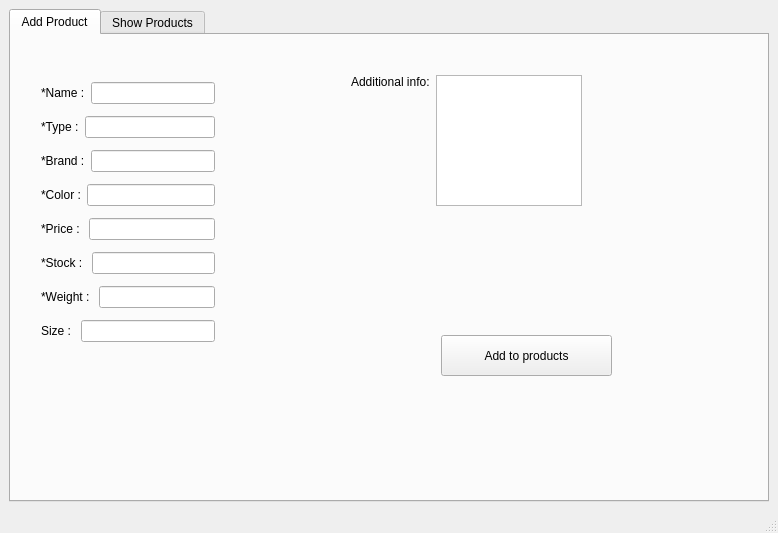
Old version of the form AP/costumer_ui.ui in the repository AP-projects-4001/Guys.
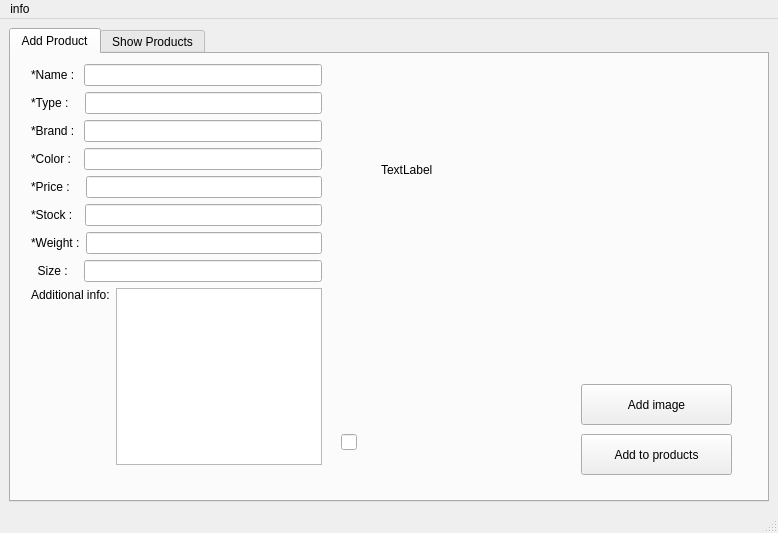
New version of the form.

Commit message: Copy and Add picture for products

Patch:
```diff
--- a/AP/costumer_ui.ui
+++ b/AP/costumer_ui.ui
@@ -30,9 +30,9 @@
        <widget class="QPushButton" name="Button_add">
         <property name="geometry">
          <rect>
-          <x>430</x>
-          <y>300</y>
-          <width>171</width>
+          <x>570</x>
+          <y>380</y>
+          <width>151</width>
           <height>41</height>
          </rect>
         </property>
@@ -40,61 +40,60 @@
          <string>Add to products</string>
         </property>
        </widget>
-       <widget class="QWidget" name="layoutWidget">
+       <widget class="QLabel" name="product_image">
         <property name="geometry">
          <rect>
-          <x>340</x>
-          <y>40</y>
-          <width>231</width>
-          <height>131</height>
+          <x>370</x>
+          <y>20</y>
+          <width>321</width>
+          <height>191</height>
          </rect>
         </property>
-        <layout class="QHBoxLayout" name="horizontalLayout_9">
-         <item>
-          <layout class="QVBoxLayout" name="verticalLayout_2">
-           <item>
-            <widget class="QLabel" name="label_9">
              <property name="text">
-              <string>Additional info:</string>
-             </property>
-            </widget>
-           </item>
-           <item>
-            <spacer name="verticalSpacer">
-             <property name="orientation">
-              <enum>Qt::Vertical</enum>
-             </property>
-             <property name="sizeHint" stdset="0">
-              <size>
-               <width>20</width>
-               <height>40</height>
-              </size>
-             </property>
-            </spacer>
-           </item>
-          </layout>
-         </item>
-         <item>
-          <widget class="QPlainTextEdit" name="plainTextEdit_info"/>
-         </item>
-        </layout>
+         <string>TextLabel</string>
+        </property>
+       </widget>
+       <widget class="QPushButton" name="pushButton">
+        <property name="geometry">
+         <rect>
+          <x>570</x>
+          <y>330</y>
+          <width>151</width>
+          <height>41</height>
+         </rect>
+        </property>
+        <property name="text">
+         <string>Add image</string>
+        </property>
        </widget>
-       <widget class="QWidget" name="layoutWidget">
+       <widget class="QLineEdit" name="hidden_lineedit">
         <property name="geometry">
          <rect>
-          <x>30</x>
-          <y>41</y>
-          <width>174</width>
-          <height>275</height>
+          <x>330</x>
+          <y>380</y>
+          <width>16</width>
+          <height>16</height>
          </rect>
         </property>
+       </widget>
+       <widget class="QWidget" name="">
+        <property name="geometry">
+         <rect>
+          <x>20</x>
+          <y>10</y>
+          <width>291</width>
+          <height>401</height>
+         </rect>
+        </property>
+        <layout class="QVBoxLayout" name="verticalLayout_3">
+         <item>
         <layout class="QVBoxLayout" name="verticalLayout">
          <item>
           <layout class="QHBoxLayout" name="horizontalLayout">
            <item>
             <widget class="QLabel" name="label">
              <property name="text">
-              <string>*Name :</string>
+                <string>*Name : </string>
              </property>
             </widget>
            </item>
@@ -108,7 +107,7 @@
            <item>
             <widget class="QLabel" name="label_4">
              <property name="text">
-              <string>*Type :</string>
+                <string>*Type :   </string>
              </property>
             </widget>
            </item>
@@ -122,7 +121,7 @@
            <item>
             <widget class="QLabel" name="label_2">
              <property name="text">
-              <string>*Brand :</string>
+                <string>*Brand : </string>
              </property>
             </widget>
            </item>
@@ -136,7 +135,7 @@
            <item>
             <widget class="QLabel" name="label_3">
              <property name="text">
-              <string>*Color :</string>
+                <string>*Color :  </string>
              </property>
             </widget>
            </item>
@@ -150,7 +149,7 @@
            <item>
             <widget class="QLabel" name="label_5">
              <property name="text">
-              <string>*Price : </string>
+                <string>*Price :   </string>
              </property>
             </widget>
            </item>
@@ -164,7 +163,7 @@
            <item>
             <widget class="QLabel" name="label_7">
              <property name="text">
-              <string>*Stock : </string>
+                <string>*Stock :  </string>
              </property>
             </widget>
            </item>
@@ -178,7 +177,7 @@
            <item>
             <widget class="QLabel" name="label_8">
              <property name="text">
-              <string>*Weight : </string>
+                <string>*Weight :</string>
              </property>
             </widget>
            </item>
@@ -196,7 +195,7 @@
            <item>
             <widget class="QLabel" name="label_6">
              <property name="text">
-              <string>Size : </string>
+                <string>  Size :   </string>
              </property>
             </widget>
            </item>
@@ -206,6 +205,39 @@
           </layout>
          </item>
         </layout>
+         </item>
+         <item>
+          <layout class="QHBoxLayout" name="horizontalLayout_9">
+           <item>
+            <layout class="QVBoxLayout" name="verticalLayout_2">
+             <item>
+              <widget class="QLabel" name="label_9">
+               <property name="text">
+                <string>Additional info:</string>
+               </property>
+              </widget>
+             </item>
+             <item>
+              <spacer name="verticalSpacer">
+               <property name="orientation">
+                <enum>Qt::Vertical</enum>
+               </property>
+               <property name="sizeHint" stdset="0">
+                <size>
+                 <width>20</width>
+                 <height>40</height>
+                </size>
+               </property>
+              </spacer>
+             </item>
+            </layout>
+           </item>
+           <item>
+            <widget class="QPlainTextEdit" name="plainTextEdit_info"/>
+           </item>
+          </layout>
+         </item>
+        </layout>
        </widget>
       </widget>
       <widget class="QWidget" name="tab_2">
@@ -282,6 +314,12 @@
      <height>23</height>
     </rect>
    </property>
+   <widget class="QMenu" name="menuinfo">
+    <property name="title">
+     <string>info</string>
+    </property>
+   </widget>
+   <addaction name="menuinfo"/>
   </widget>
   <widget class="QStatusBar" name="statusbar"/>
  </widget>
```
Lines whose indentation alone changed are shown as unchanged. The commit also changes 8 other files.
